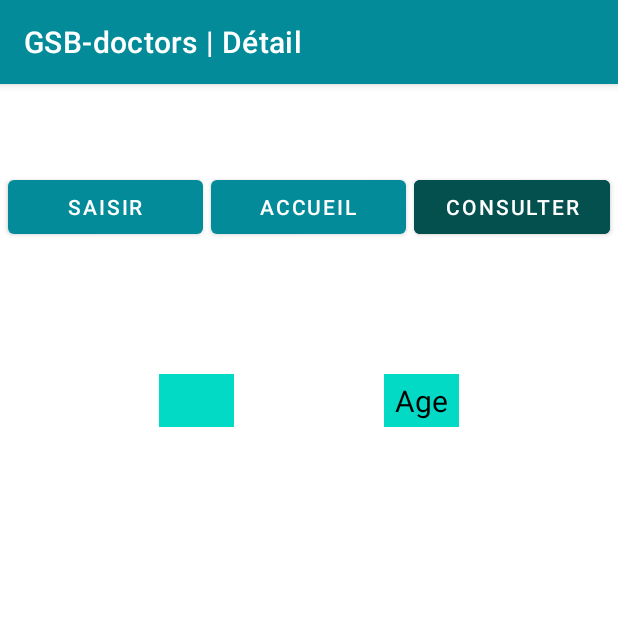
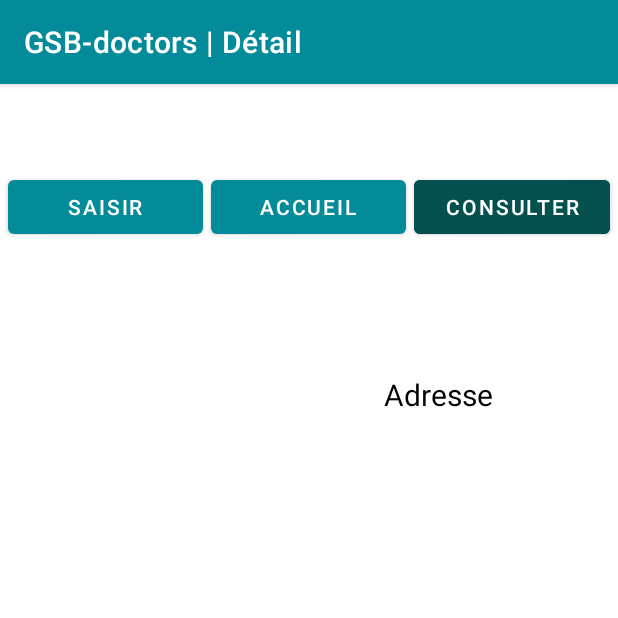
Before and after one commit to DevDeNiro/GSB-Gestion-Compte-Rendus, an Android app: the detail screen opened directly, with no data from a screen before it, on a phone screen of 412 x 824 dp, the top half of it. Run offline under Robolectric (Android 15) with nearby library versions, the light colour scheme and no system bars; libraries missing offline, so code that uses them is left out: com.vishnusivadas.advanced_httpurlconnection; 5 statements that could not run were skipped.

Commit message:
Update detail.xml

```diff
--- a/app/src/main/res/layout/detail.xml
+++ b/app/src/main/res/layout/detail.xml
@@ -72,6 +72,7 @@
                 android:textSize="30sp"
                 android:layout_marginTop="10dp"
                 android:textColor="@color/black"/>
+
         <LinearLayout
             android:orientation="horizontal"
             android:layout_width="match_parent"
@@ -81,28 +82,29 @@
 
             <TextView
                 android:id="@+id/age"
-                android:layout_width="50dp"
-                android:gravity="center"
+                android:layout_width="100dp"
+                android:gravity="left"
                 android:layout_height="35dp"
                 android:text="Age"
                 android:textSize="20sp"
                 android:layout_marginTop="10dp"
                 android:textColor="@color/black"
-                android:background="@color/teal_200"
                 android:layout_marginEnd="100dp"/>
 
+
+
             <TextView
-                android:id="@+id/age"
-                android:layout_width="50dp"
-                android:gravity="center"
+                android:id="@+id/adresse"
+                android:layout_width="100dp"
+                android:gravity="left"
                 android:layout_height="35dp"
-                android:text="Age"
+                android:text="Adresse"
                 android:textSize="20sp"
                 android:layout_marginTop="10dp"
-                android:textColor="@color/black"
-                android:background="@color/teal_200"/>
+                android:textColor="@color/black"/>
 
         </LinearLayout>
+
 
         </LinearLayout>
     </ScrollView>
```
